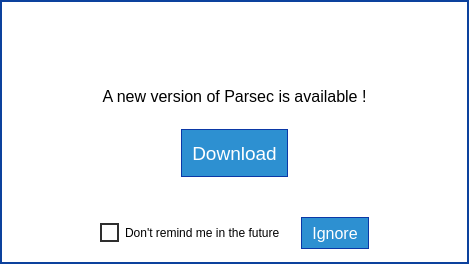
The window that parsec/core/gui/forms/new_version_dialog.ui (Scille/parsec-cloud) describes before a commit, drawn with Qt 5.
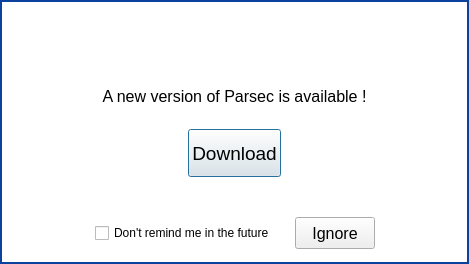
The same window after the commit. Icons and pictures are not drawn. Custom widgets are drawn as their Qt base class.

The edit to the form file:
```diff
--- a/parsec/core/gui/forms/new_version_dialog.ui
+++ b/parsec/core/gui/forms/new_version_dialog.ui
@@ -127,21 +127,7 @@
            <enum>Qt::RightToLeft</enum>
           </property>
           <property name="styleSheet">
-           <string notr="true">QPushButton
-{
-background-color: rgb(45, 144, 209);
-border: 1px solid rgb(11, 56, 166);
-color: rgb(255, 255, 255);
-padding-left: 10px;
-padding-right: 10px;
-}
-
-QPushButton:disabled
-{
-border: 1px solid rgb(65, 75, 106);
-background-color: rgb(112, 122, 153);
-color: rgb(255, 255, 255);
-}</string>
+           <string notr="true"/>
           </property>
           <property name="text">
            <string>Download</string>
@@ -194,19 +180,7 @@
         <item>
          <widget class="QCheckBox" name="check_box_no_reminder">
           <property name="styleSheet">
-           <string notr="true">QCheckBox::indicator
-{
-width: 15px;
-height: 15px;
-background-color: rgb(255, 255, 255);
-border: 2px solid rgb(46, 46, 46);
-color: black;
-}
-
-QCheckBox::indicator:checked
-{
-image: url(:/icons/images/icons/checked.png)
-}</string>
+           <string notr="true"/>
           </property>
           <property name="text">
            <string>Don't remind me in the future</string>
@@ -230,21 +204,7 @@
            <enum>Qt::RightToLeft</enum>
           </property>
           <property name="styleSheet">
-           <string notr="true">QPushButton
-{
-background-color: rgb(45, 144, 209);
-border: 1px solid rgb(11, 56, 166);
-color: rgb(255, 255, 255);
-padding-left: 10px;
-padding-right: 10px;
-}
-
-QPushButton:disabled
-{
-border: 1px solid rgb(65, 75, 106);
-background-color: rgb(112, 122, 153);
-color: rgb(255, 255, 255);
-}</string>
+           <string notr="true"/>
           </property>
           <property name="text">
            <string>Ignore</string>
@@ -281,6 +241,13 @@
    </item>
   </layout>
  </widget>
+ <customwidgets>
+  <customwidget>
+   <class>ShadowedButton</class>
+   <extends>QPushButton</extends>
+   <header>parsec.core.gui.custom_widgets</header>
+  </customwidget>
+ </customwidgets>
  <resources>
   <include location="../rc/resources.qrc"/>
  </resources>
```
Left out of the diff: 12 changed lines with no effect on the pictures.
